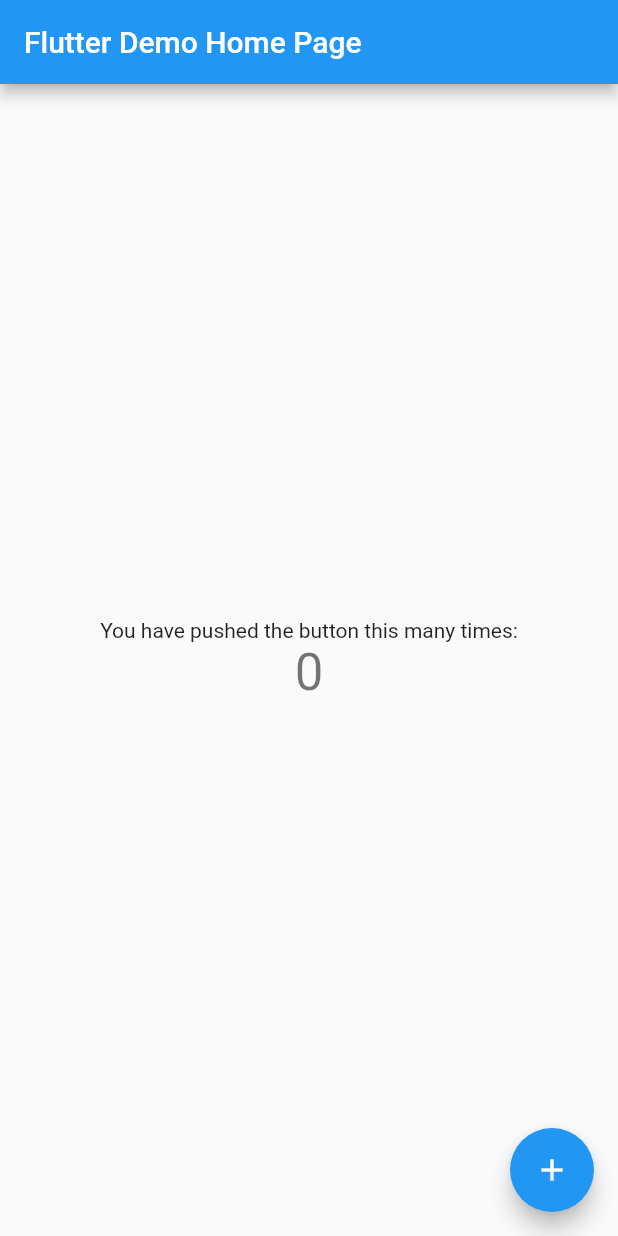
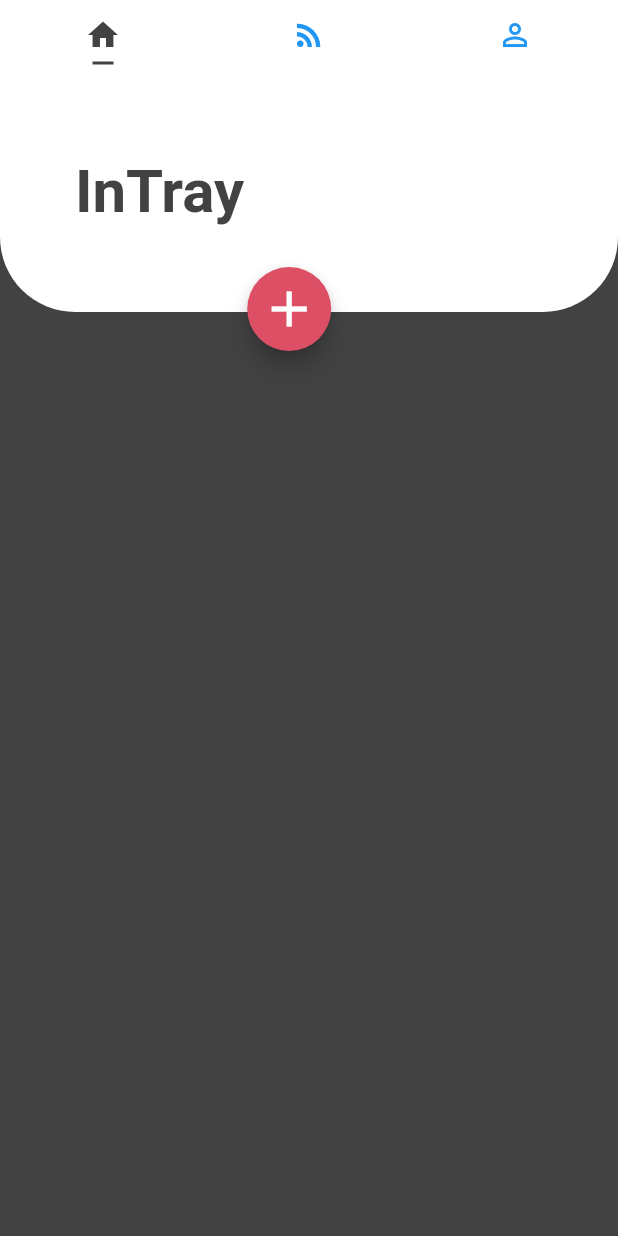
Before and after one commit to codec-akash/todoapp, a Flutter app: the screen it shows after launch, on a phone screen of 412 x 824 dp. Run offline on Flutter 3.47's test engine with Material 2 defaults, Android fonts, the light colour scheme and no system bars; Roboto replaces fonts that are missing (Avenir).

Commit message:
Create intray top bar and button #2

```diff
--- a/app/todoapp/lib/main.dart
+++ b/app/todoapp/lib/main.dart
@@ -1,4 +1,5 @@
 import 'package:flutter/material.dart';
+import 'models/global.dart';
 
 void main() {
   runApp(MyApp());
@@ -9,39 +10,17 @@
   @override
   Widget build(BuildContext context) {
     return MaterialApp(
-      title: 'Flutter Demo',
+      title: 'Todo App Demo',
       theme: ThemeData(
-        // This is the theme of your application.
-        //
-        // Try running your application with "flutter run". You'll see the
-        // application has a blue toolbar. Then, without quitting the app, try
-        // changing the primarySwatch below to Colors.green and then invoke
-        // "hot reload" (press "r" in the console where you ran "flutter run",
-        // or simply save your changes to "hot reload" in a Flutter IDE).
-        // Notice that the counter didn't reset back to zero; the application
-        // is not restarted.
-        primarySwatch: Colors.blue,
-        // This makes the visual density adapt to the platform that you run
-        // the app on. For desktop platforms, the controls will be smaller and
-        // closer together (more dense) than on mobile platforms.
         visualDensity: VisualDensity.adaptivePlatformDensity,
       ),
-      home: MyHomePage(title: 'Flutter Demo Home Page'),
+      home: MyHomePage(title: 'TODO App'),
     );
   }
 }
 
 class MyHomePage extends StatefulWidget {
   MyHomePage({Key key, this.title}) : super(key: key);
-
-  // This widget is the home page of your application. It is stateful, meaning
-  // that it has a State object (defined below) that contains fields that affect
-  // how it looks.
-
-  // This class is the configuration for the state. It holds the values (in this
-  // case the title) provided by the parent (in this case the App widget) and
-  // used by the build method of the State. Fields in a Widget subclass are
-  // always marked "final".
 
   final String title;
 
@@ -50,68 +29,82 @@
 }
 
 class _MyHomePageState extends State<MyHomePage> {
-  int _counter = 0;
-
-  void _incrementCounter() {
-    setState(() {
-      // This call to setState tells the Flutter framework that something has
-      // changed in this State, which causes it to rerun the build method below
-      // so that the display can reflect the updated values. If we changed
-      // _counter without calling setState(), then the build method would not be
-      // called again, and so nothing would appear to happen.
-      _counter++;
-    });
-  }
-
   @override
   Widget build(BuildContext context) {
-    // This method is rerun every time setState is called, for instance as done
-    // by the _incrementCounter method above.
-    //
-    // The Flutter framework has been optimized to make rerunning build methods
-    // fast, so that you can just rebuild anything that needs updating rather
-    // than having to individually change instances of widgets.
-    return Scaffold(
-      appBar: AppBar(
-        // Here we take the value from the MyHomePage object that was created by
-        // the App.build method, and use it to set our appbar title.
-        title: Text(widget.title),
-      ),
-      body: Center(
-        // Center is a layout widget. It takes a single child and positions it
-        // in the middle of the parent.
-        child: Column(
-          // Column is also a layout widget. It takes a list of children and
-          // arranges them vertically. By default, it sizes itself to fit its
-          // children horizontally, and tries to be as tall as its parent.
-          //
-          // Invoke "debug painting" (press "p" in the console, choose the
-          // "Toggle Debug Paint" action from the Flutter Inspector in Android
-          // Studio, or the "Toggle Debug Paint" command in Visual Studio Code)
-          // to see the wireframe for each widget.
-          //
-          // Column has various properties to control how it sizes itself and
-          // how it positions its children. Here we use mainAxisAlignment to
-          // center the children vertically; the main axis here is the vertical
-          // axis because Columns are vertical (the cross axis would be
-          // horizontal).
-          mainAxisAlignment: MainAxisAlignment.center,
-          children: <Widget>[
-            Text(
-              'You have pushed the button this many times:',
+    return MaterialApp(
+      color: Colors.yellow,
+      home: SafeArea(
+        child: DefaultTabController(
+          length: 3,
+          child: new Scaffold(
+            body: Stack(
+              children: <Widget>[
+                TabBarView(
+                  children: [
+                    new Container(
+                      color: darkGreyColor,
+                    ),
+                    new Container(
+                      color: Colors.orange,
+                    ),
+                    new Container(
+                      color: Colors.lightGreen,
+                    ),
+                  ],
+                ),
+                Container(
+                  padding: EdgeInsets.only(left: 50.0),
+                  height: 160.0,
+                  decoration: BoxDecoration(
+                    borderRadius: BorderRadius.only(
+                      bottomLeft: Radius.circular(50.0),
+                      bottomRight: Radius.circular(50.0),
+                    ),
+                    color: Colors.white,
+                  ),
+                  child: Row(
+                    mainAxisAlignment: MainAxisAlignment.spaceBetween,
+                    children: <Widget>[
+                      Text(
+                        "InTray",
+                        style: intrayTitleStyle,
+                      ),
+                      Container(),
+                    ],
+                  ),
+                ),
+                Container(
+                  margin: EdgeInsets.only(top: 130.0, left: MediaQuery.of(context).size.width*0.4),
+                  child: FloatingActionButton(
+                    child: Icon(Icons.add,size: 40.0,),
+                    backgroundColor: redColor,
+                    onPressed: () {},
+                  ),
+                ),
+              ],
             ),
-            Text(
-              '$_counter',
-              style: Theme.of(context).textTheme.headline4,
+            appBar: new TabBar(
+              tabs: [
+                Tab(
+                  icon: new Icon(Icons.home),
+                ),
+                Tab(
+                  icon: new Icon(Icons.rss_feed),
+                ),
+                Tab(
+                  icon: new Icon(Icons.perm_identity),
+                ),
+              ],
+              labelColor: darkGreyColor,
+              unselectedLabelColor: Colors.blue,
+              indicatorSize: TabBarIndicatorSize.label,
+              indicatorPadding: EdgeInsets.all(5.0),
+              indicatorColor: darkGreyColor,
             ),
-          ],
+            backgroundColor: Colors.white,
+          ),
         ),
       ),
-      floatingActionButton: FloatingActionButton(
-        onPressed: _incrementCounter,
-        tooltip: 'Increment',
-        child: Icon(Icons.add),
-      ), // This trailing comma makes auto-formatting nicer for build methods.
     );
   }
 }
--- /dev/null
+++ b/app/todoapp/lib/models/global.dart
@@ -0,0 +1,11 @@
+import 'package:flutter/material.dart';
+
+Color darkGreyColor = new Color(0xFF424242);
+Color redColor = new Color(0xFFDC4F64);
+
+TextStyle intrayTitleStyle = new TextStyle(
+  fontFamily: 'Avenir',
+  fontWeight: FontWeight.bold,
+  color: darkGreyColor,
+  fontSize: 40.0,
+);
```
